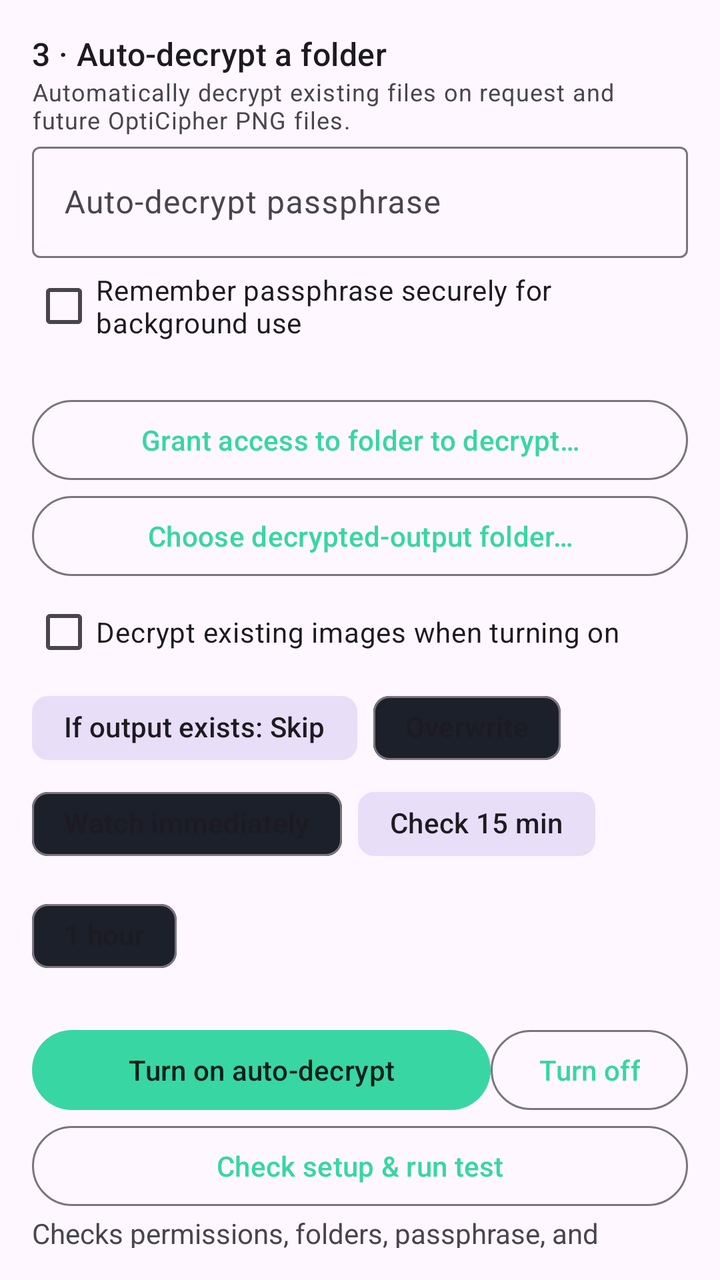
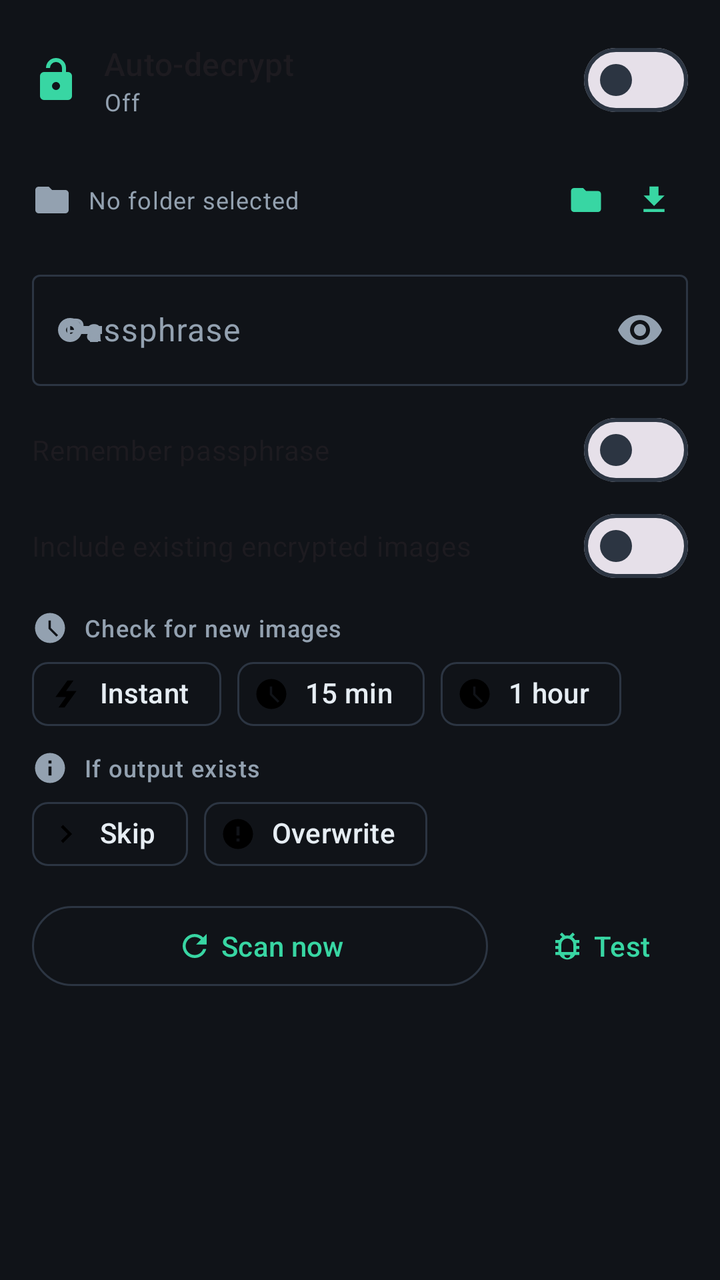

Before-and-after screenshots of an Android layout around one commit, followed by the original layout XML and the change that was made.
<!-- AndroidManifest.xml: application theme Theme.OptiCipher -->
<!-- res/layout/watch_decrypt.xml -->
<LinearLayout xmlns:android="http://schemas.android.com/apk/res/android" xmlns:app="http://schemas.android.com/apk/res-auto" android:layout_width="match_parent" android:layout_height="wrap_content" android:orientation="vertical" android:padding="16dp">
    <TextView android:text="3 · Auto-decrypt a folder" android:textAppearance="?attr/textAppearanceTitleMedium" android:layout_width="wrap_content" android:layout_height="wrap_content" />
    <TextView android:text="Automatically decrypt existing files on request and future OptiCipher PNG files." android:textAppearance="?attr/textAppearanceBodySmall" android:layout_width="wrap_content" android:layout_height="wrap_content" />
    <com.google.android.material.textfield.TextInputLayout android:hint="Auto-decrypt passphrase" android:layout_width="match_parent" android:layout_height="wrap_content"><com.google.android.material.textfield.TextInputEditText android:id="@+id/decryptWatchPass" android:inputType="textPassword" android:layout_width="match_parent" android:layout_height="wrap_content" /></com.google.android.material.textfield.TextInputLayout>
    <com.google.android.material.checkbox.MaterialCheckBox android:id="@+id/decryptWatchRemember" android:text="Remember passphrase securely for background use" android:layout_width="wrap_content" android:layout_height="wrap_content" />
    <TextView android:id="@+id/decryptWatchFolders" android:layout_width="wrap_content" android:layout_height="wrap_content" />
    <com.google.android.material.button.MaterialButton android:id="@+id/decryptWatchFolderBtn" style="?attr/materialButtonOutlinedStyle" android:text="Grant access to folder to decrypt…" android:layout_width="match_parent" android:layout_height="wrap_content" />
    <com.google.android.material.button.MaterialButton android:id="@+id/decryptWatchOutputBtn" style="?attr/materialButtonOutlinedStyle" android:text="Choose decrypted-output folder…" android:layout_width="match_parent" android:layout_height="wrap_content" />
    <com.google.android.material.checkbox.MaterialCheckBox android:id="@+id/decryptExisting" android:text="Decrypt existing images when turning on" android:layout_width="wrap_content" android:layout_height="wrap_content" />
    <com.google.android.material.chip.ChipGroup android:id="@+id/decryptConflictGroup" app:singleSelection="true" android:layout_width="wrap_content" android:layout_height="wrap_content"><com.google.android.material.chip.Chip android:id="@+id/decryptSkip" android:text="If output exists: Skip" android:checkable="true" android:checked="true" android:layout_width="wrap_content" android:layout_height="wrap_content" /><com.google.android.material.chip.Chip android:id="@+id/decryptOverwrite" android:text="Overwrite" android:checkable="true" android:layout_width="wrap_content" android:layout_height="wrap_content" /></com.google.android.material.chip.ChipGroup>
    <com.google.android.material.chip.ChipGroup android:id="@+id/decryptIntervalGroup" app:singleSelection="true" android:layout_width="wrap_content" android:layout_height="wrap_content"><com.google.android.material.chip.Chip android:id="@+id/decryptImmediate" android:text="Watch immediately" android:checkable="true" android:layout_width="wrap_content" android:layout_height="wrap_content" /><com.google.android.material.chip.Chip android:id="@+id/decrypt15" android:text="Check 15 min" android:checkable="true" android:checked="true" android:layout_width="wrap_content" android:layout_height="wrap_content" /><com.google.android.material.chip.Chip android:id="@+id/decrypt60" android:text="1 hour" android:checkable="true" android:layout_width="wrap_content" android:layout_height="wrap_content" /></com.google.android.material.chip.ChipGroup>
    <TextView android:id="@+id/decryptWatchStatus" android:layout_width="wrap_content" android:layout_height="wrap_content" />
    <LinearLayout android:layout_width="match_parent" android:layout_height="wrap_content" android:orientation="horizontal"><com.google.android.material.button.MaterialButton android:id="@+id/decryptWatchStart" android:text="Turn on auto-decrypt" android:layout_width="0dp" android:layout_height="wrap_content" android:layout_weight="1" /><com.google.android.material.button.MaterialButton android:id="@+id/decryptWatchStop" style="?attr/materialButtonOutlinedStyle" android:text="Turn off" android:layout_width="wrap_content" android:layout_height="wrap_content" /></LinearLayout>
    <com.google.android.material.button.MaterialButton android:id="@+id/decryptCheckBtn" style="?attr/materialButtonOutlinedStyle" android:text="Check setup &amp; run test" android:layout_width="match_parent" android:layout_height="wrap_content" />
    <TextView android:id="@+id/decryptCheckStatus" android:text="Checks permissions, folders, passphrase, and crypto." android:layout_width="wrap_content" android:layout_height="wrap_content" />
</LinearLayout>
<!-- resources referenced by this layout -->
<resources>
  <style name="Theme.OptiCipher" parent="Theme.Material3.DayNight.NoActionBar">
          <item name="colorPrimary">@color/brand_accent</item>
          <item name="colorOnPrimary">@color/brand_on_accent</item>
          <item name="colorPrimaryContainer">#1C3A31</item>
          <item name="colorOnPrimaryContainer">#38D6A3</item>
          <item name="colorSecondary">@color/brand_accent</item>
          <item name="colorSurface">@color/brand_surface</item>
          <item name="android:statusBarColor">?attr/colorSurface</item>
          <item name="android:navigationBarColor">?attr/colorSurface</item>
      </style>
  <!-- unchanged entries left out for length: 3 -->
</resources>

<!-- the commit's change to res/layout/watch_decrypt.xml (unified diff, before → after) -->
@@ -1,16 +1,269 @@
-<LinearLayout xmlns:android="http://schemas.android.com/apk/res/android" xmlns:app="http://schemas.android.com/apk/res-auto" android:layout_width="match_parent" android:layout_height="wrap_content" android:orientation="vertical" android:padding="16dp">
-    <TextView android:text="3 · Auto-decrypt a folder" android:textAppearance="?attr/textAppearanceTitleMedium" android:layout_width="wrap_content" android:layout_height="wrap_content" />
-    <TextView android:text="Automatically decrypt existing files on request and future OptiCipher PNG files." android:textAppearance="?attr/textAppearanceBodySmall" android:layout_width="wrap_content" android:layout_height="wrap_content" />
-    <com.google.android.material.textfield.TextInputLayout android:hint="Auto-decrypt passphrase" android:layout_width="match_parent" android:layout_height="wrap_content"><com.google.android.material.textfield.TextInputEditText android:id="@+id/decryptWatchPass" android:inputType="textPassword" android:layout_width="match_parent" android:layout_height="wrap_content" /></com.google.android.material.textfield.TextInputLayout>
-    <com.google.android.material.checkbox.MaterialCheckBox android:id="@+id/decryptWatchRemember" android:text="Remember passphrase securely for background use" android:layout_width="wrap_content" android:layout_height="wrap_content" />
-    <TextView android:id="@+id/decryptWatchFolders" android:layout_width="wrap_content" android:layout_height="wrap_content" />
-    <com.google.android.material.button.MaterialButton android:id="@+id/decryptWatchFolderBtn" style="?attr/materialButtonOutlinedStyle" android:text="Grant access to folder to decrypt…" android:layout_width="match_parent" android:layout_height="wrap_content" />
-    <com.google.android.material.button.MaterialButton android:id="@+id/decryptWatchOutputBtn" style="?attr/materialButtonOutlinedStyle" android:text="Choose decrypted-output folder…" android:layout_width="match_parent" android:layout_height="wrap_content" />
-    <com.google.android.material.checkbox.MaterialCheckBox android:id="@+id/decryptExisting" android:text="Decrypt existing images when turning on" android:layout_width="wrap_content" android:layout_height="wrap_content" />
-    <com.google.android.material.chip.ChipGroup android:id="@+id/decryptConflictGroup" app:singleSelection="true" android:layout_width="wrap_content" android:layout_height="wrap_content"><com.google.android.material.chip.Chip android:id="@+id/decryptSkip" android:text="If output exists: Skip" android:checkable="true" android:checked="true" android:layout_width="wrap_content" android:layout_height="wrap_content" /><com.google.android.material.chip.Chip android:id="@+id/decryptOverwrite" android:text="Overwrite" android:checkable="true" android:layout_width="wrap_content" android:layout_height="wrap_content" /></com.google.android.material.chip.ChipGroup>
-    <com.google.android.material.chip.ChipGroup android:id="@+id/decryptIntervalGroup" app:singleSelection="true" android:layout_width="wrap_content" android:layout_height="wrap_content"><com.google.android.material.chip.Chip android:id="@+id/decryptImmediate" android:text="Watch immediately" android:checkable="true" android:layout_width="wrap_content" android:layout_height="wrap_content" /><com.google.android.material.chip.Chip android:id="@+id/decrypt15" android:text="Check 15 min" android:checkable="true" android:checked="true" android:layout_width="wrap_content" android:layout_height="wrap_content" /><com.google.android.material.chip.Chip android:id="@+id/decrypt60" android:text="1 hour" android:checkable="true" android:layout_width="wrap_content" android:layout_height="wrap_content" /></com.google.android.material.chip.ChipGroup>
-    <TextView android:id="@+id/decryptWatchStatus" android:layout_width="wrap_content" android:layout_height="wrap_content" />
-    <LinearLayout android:layout_width="match_parent" android:layout_height="wrap_content" android:orientation="horizontal"><com.google.android.material.button.MaterialButton android:id="@+id/decryptWatchStart" android:text="Turn on auto-decrypt" android:layout_width="0dp" android:layout_height="wrap_content" android:layout_weight="1" /><com.google.android.material.button.MaterialButton android:id="@+id/decryptWatchStop" style="?attr/materialButtonOutlinedStyle" android:text="Turn off" android:layout_width="wrap_content" android:layout_height="wrap_content" /></LinearLayout>
-    <com.google.android.material.button.MaterialButton android:id="@+id/decryptCheckBtn" style="?attr/materialButtonOutlinedStyle" android:text="Check setup &amp; run test" android:layout_width="match_parent" android:layout_height="wrap_content" />
-    <TextView android:id="@+id/decryptCheckStatus" android:text="Checks permissions, folders, passphrase, and crypto." android:layout_width="wrap_content" android:layout_height="wrap_content" />
+<?xml version="1.0" encoding="utf-8"?>
+<LinearLayout xmlns:android="http://schemas.android.com/apk/res/android"
+    xmlns:app="http://schemas.android.com/apk/res-auto"
+    android:layout_width="match_parent"
+    android:layout_height="wrap_content"
+    android:orientation="vertical"
+    android:padding="16dp">
+
+    <LinearLayout
+        android:layout_width="match_parent"
+        android:layout_height="wrap_content"
+        android:gravity="center_vertical"
+        android:orientation="horizontal">
+
+        <ImageView
+            android:layout_width="24dp"
+            android:layout_height="24dp"
+            android:contentDescription="@null"
+            android:src="@drawable/ic_lock_open"
+            app:tint="@color/brand_accent" />
+
+        <LinearLayout
+            android:layout_width="0dp"
+            android:layout_height="wrap_content"
+            android:layout_marginStart="12dp"
+            android:layout_weight="1"
+            android:orientation="vertical">
+
+            <TextView
+                android:layout_width="wrap_content"
+                android:layout_height="wrap_content"
+                android:text="Auto-decrypt"
+                android:textAppearance="?attr/textAppearanceTitleMedium" />
+
+            <TextView
+                android:id="@+id/decryptWatchStatus"
+                android:layout_width="wrap_content"
+                android:layout_height="wrap_content"
+                android:text="Off"
+                android:textAppearance="?attr/textAppearanceBodySmall"
+                android:textColor="?attr/colorOnSurfaceVariant" />
+        </LinearLayout>
+
+        <com.google.android.material.materialswitch.MaterialSwitch
+            android:id="@+id/decryptWatchSwitch"
+            android:layout_width="wrap_content"
+            android:layout_height="wrap_content"
+            android:contentDescription="Turn Auto-decrypt on or off" />
+    </LinearLayout>
+
+    <LinearLayout
+        android:layout_width="match_parent"
+        android:layout_height="wrap_content"
+        android:layout_marginTop="12dp"
+        android:gravity="center_vertical"
+        android:orientation="horizontal">
+
+        <ImageView
+            android:layout_width="20dp"
+            android:layout_height="20dp"
+            android:contentDescription="@null"
+            android:src="@drawable/ic_folder"
+            app:tint="@color/brand_muted" />
+
+        <TextView
+            android:id="@+id/decryptWatchFolders"
+            android:layout_width="0dp"
+            android:layout_height="wrap_content"
+            android:layout_marginStart="8dp"
+            android:layout_weight="1"
+            android:ellipsize="end"
+            android:maxLines="2"
+            android:text="No folder selected"
+            android:textAppearance="?attr/textAppearanceBodySmall"
+            android:textColor="?attr/colorOnSurfaceVariant" />
+
+        <com.google.android.material.button.MaterialButton
+            android:id="@+id/decryptWatchFolderBtn"
+            style="@style/Widget.Material3.Button.TextButton"
+            android:layout_width="wrap_content"
+            android:layout_height="wrap_content"
+            android:contentDescription="Choose input folder"
+            android:minWidth="0dp"
+            android:padding="8dp"
+            app:icon="@drawable/ic_folder"
+            app:iconPadding="0dp" />
+
+        <com.google.android.material.button.MaterialButton
+            android:id="@+id/decryptWatchOutputBtn"
+            style="@style/Widget.Material3.Button.TextButton"
+            android:layout_width="wrap_content"
+            android:layout_height="wrap_content"
+            android:contentDescription="Choose output folder"
+            android:minWidth="0dp"
+            android:padding="8dp"
+            app:icon="@drawable/ic_download"
+            app:iconPadding="0dp" />
+    </LinearLayout>
+
+    <com.google.android.material.textfield.TextInputLayout
+        android:layout_width="match_parent"
+        android:layout_height="wrap_content"
+        android:layout_marginTop="8dp"
+        android:hint="Passphrase"
+        app:endIconMode="password_toggle"
+        app:startIconDrawable="@drawable/ic_key">
+
+        <com.google.android.material.textfield.TextInputEditText
+            android:id="@+id/decryptWatchPass"
+            android:layout_width="match_parent"
+            android:layout_height="wrap_content"
+            android:inputType="textPassword" />
+    </com.google.android.material.textfield.TextInputLayout>
+
+    <com.google.android.material.materialswitch.MaterialSwitch
+        android:id="@+id/decryptWatchRemember"
+        android:layout_width="match_parent"
+        android:layout_height="wrap_content"
+        android:layout_marginTop="8dp"
+        android:text="Remember passphrase" />
+
+    <com.google.android.material.materialswitch.MaterialSwitch
+        android:id="@+id/decryptExisting"
+        android:layout_width="match_parent"
+        android:layout_height="wrap_content"
+        android:text="Include existing encrypted images" />
+
+    <LinearLayout
+        android:layout_width="match_parent"
+        android:layout_height="wrap_content"
+        android:layout_marginTop="8dp"
+        android:gravity="center_vertical"
+        android:orientation="horizontal">
+
+        <ImageView
+            android:layout_width="18dp"
+            android:layout_height="18dp"
+            android:contentDescription="@null"
+            android:src="@drawable/ic_clock"
+            app:tint="@color/brand_muted" />
+
+        <TextView
+            android:layout_width="wrap_content"
+            android:layout_height="wrap_content"
+            android:layout_marginStart="8dp"
+            android:text="Check for new images"
+            android:textAppearance="?attr/textAppearanceLabelMedium"
+            android:textColor="?attr/colorOnSurfaceVariant" />
+    </LinearLayout>
+
+    <com.google.android.material.chip.ChipGroup
+        android:id="@+id/decryptIntervalGroup"
+        android:layout_width="wrap_content"
+        android:layout_height="wrap_content"
+        app:selectionRequired="true"
+        app:singleSelection="true">
+
+        <com.google.android.material.chip.Chip
+            android:id="@+id/decryptImmediate"
+            android:layout_width="wrap_content"
+            android:layout_height="wrap_content"
+            android:checkable="true"
+            android:text="Instant"
+            app:checkedIconVisible="false"
+            app:chipIcon="@drawable/ic_bolt" />
+
+        <com.google.android.material.chip.Chip
+            android:id="@+id/decrypt15"
+            android:layout_width="wrap_content"
+            android:layout_height="wrap_content"
+            android:checkable="true"
+            android:text="15 min"
+            app:checkedIconVisible="false"
+            app:chipIcon="@drawable/ic_clock" />
+
+        <com.google.android.material.chip.Chip
+            android:id="@+id/decrypt60"
+            android:layout_width="wrap_content"
+            android:layout_height="wrap_content"
+            android:checkable="true"
+            android:text="1 hour"
+            app:checkedIconVisible="false"
+            app:chipIcon="@drawable/ic_clock" />
+    </com.google.android.material.chip.ChipGroup>
+
+    <LinearLayout
+        android:layout_width="match_parent"
+        android:layout_height="wrap_content"
+        android:layout_marginTop="4dp"
+        android:gravity="center_vertical"
+        android:orientation="horizontal">
+
+        <ImageView
+            android:layout_width="18dp"
+            android:layout_height="18dp"
+            android:contentDescription="@null"
+            android:src="@drawable/ic_info"
+            app:tint="@color/brand_muted" />
+
+        <TextView
+            android:layout_width="wrap_content"
+            android:layout_height="wrap_content"
+            android:layout_marginStart="8dp"
+            android:text="If output exists"
+            android:textAppearance="?attr/textAppearanceLabelMedium"
+            android:textColor="?attr/colorOnSurfaceVariant" />
+    </LinearLayout>
+
+    <com.google.android.material.chip.ChipGroup
+        android:id="@+id/decryptConflictGroup"
+        android:layout_width="wrap_content"
+        android:layout_height="wrap_content"
+        app:selectionRequired="true"
+        app:singleSelection="true">
+
+        <com.google.android.material.chip.Chip
+            android:id="@+id/decryptSkip"
+            android:layout_width="wrap_content"
+            android:layout_height="wrap_content"
+            android:checkable="true"
+            android:text="Skip"
+            app:checkedIconVisible="false"
+            app:chipIcon="@drawable/ic_chevron_right" />
+
+        <com.google.android.material.chip.Chip
+            android:id="@+id/decryptOverwrite"
+            android:layout_width="wrap_content"
+            android:layout_height="wrap_content"
+            android:checkable="true"
+            android:text="Overwrite"
+            app:checkedIconVisible="false"
+            app:chipIcon="@drawable/ic_error" />
+    </com.google.android.material.chip.ChipGroup>
+
+    <LinearLayout
+        android:layout_width="match_parent"
+        android:layout_height="wrap_content"
+        android:layout_marginTop="8dp"
+        android:orientation="horizontal">
+
+        <com.google.android.material.button.MaterialButton
+            android:id="@+id/decryptScanNow"
+            style="?attr/materialButtonOutlinedStyle"
+            android:layout_width="0dp"
+            android:layout_height="wrap_content"
+            android:layout_marginEnd="6dp"
+            android:layout_weight="1"
+            android:text="Scan now"
+            app:icon="@drawable/ic_refresh"
+            app:iconGravity="textStart" />
+
+        <com.google.android.material.button.MaterialButton
+            android:id="@+id/decryptCheckBtn"
+            style="@style/Widget.Material3.Button.TextButton"
+            android:layout_width="wrap_content"
+            android:layout_height="wrap_content"
+            android:layout_marginStart="6dp"
+            android:text="Test"
+            app:icon="@drawable/ic_bug"
+            app:iconGravity="textStart" />
+    </LinearLayout>
+
+    <TextView
+        android:id="@+id/decryptCheckStatus"
+        android:layout_width="match_parent"
+        android:layout_height="wrap_content"
+        android:textAppearance="?attr/textAppearanceBodySmall"
+        android:textColor="?attr/colorOnSurfaceVariant" />
 </LinearLayout>
<!-- resource entries referenced after the edit -->
@@ -1,15 +1,118 @@
 <!-- resources referenced by this layout -->
 <resources>
+  <color name="brand_muted">#93A1B0</color>
+  <!-- drawable ic_bolt (drawable) -->
+  <vector xmlns:android="http://schemas.android.com/apk/res/android"
+      android:width="24dp"
+      android:height="24dp"
+      android:viewportWidth="24"
+      android:viewportHeight="24">
+      <path android:fillColor="#FF000000" android:pathData="M11,21H7L12,14H5L13,3H17L12,10H19L11,21Z" />
+  </vector>
+  <!-- drawable ic_bug (drawable) -->
+  <vector xmlns:android="http://schemas.android.com/apk/res/android"
+      android:width="24dp"
+      android:height="24dp"
+      android:viewportWidth="24"
+      android:viewportHeight="24">
+      <path android:fillColor="#FF000000" android:pathData="M20,8H17.19C16.74,7.22 16.12,6.55 15.37,6.04L17,4.41L15.59,3L13.42,5.17C12.96,5.06 12.5,5 12,5C11.5,5 11.04,5.06 10.59,5.17L8.41,3L7,4.41L8.62,6.04C7.88,6.55 7.26,7.22 6.81,8H4V10H6.09C6.04,10.33 6,10.66 6,11V12H4V14H6V15C6,15.34 6.04,15.67 6.09,16H4V18H6.81C7.85,19.79 9.78,21 12,21C14.22,21 16.15,19.79 17.19,18H20V16H17.91C17.96,15.67 18,15.34 18,15V14H20V12H18V11C18,10.66 17.96,10.33 17.91,10H20V8M12,20C10.9,20 10,19.1 10,18H14C14,19.1 13.1,20 12,20M16,16H8V11A4,4 0 0,1 12,7A4,4 0 0,1 16,11V16Z" />
+  </vector>
+  <!-- drawable ic_chevron_right (drawable) -->
+  <vector xmlns:android="http://schemas.android.com/apk/res/android"
+      android:width="24dp"
+      android:height="24dp"
+      android:viewportWidth="24"
+      android:viewportHeight="24">
+      <path android:fillColor="#FF000000" android:pathData="M8.59,16.58L13.17,12L8.59,7.41L10,6L16,12L10,18L8.59,16.58Z" />
+  </vector>
+  <!-- drawable ic_clock (drawable) -->
+  <vector xmlns:android="http://schemas.android.com/apk/res/android"
+      android:width="24dp"
+      android:height="24dp"
+      android:viewportWidth="24"
+      android:viewportHeight="24">
+      <path android:fillColor="#FF000000" android:pathData="M12,2A10,10 0 0,0 2,12A10,10 0 0,0 12,22A10,10 0 0,0 22,12A10,10 0 0,0 12,2M16.24,17.76L11,12.5V7H12.5V11.88L17.42,16.8L16.24,17.76Z" />
+  </vector>
+  <!-- drawable ic_download (drawable) -->
+  <vector xmlns:android="http://schemas.android.com/apk/res/android"
+      android:width="24dp"
+      android:height="24dp"
+      android:viewportWidth="24"
+      android:viewportHeight="24">
+      <path android:fillColor="#FF000000" android:pathData="M5,20H19V18H5M19,9H15V3H9V9H5L12,16L19,9Z" />
+  </vector>
+  <!-- drawable ic_error (drawable) -->
+  <vector xmlns:android="http://schemas.android.com/apk/res/android"
+      android:width="24dp"
+      android:height="24dp"
+      android:viewportWidth="24"
+      android:viewportHeight="24">
+      <path android:fillColor="#FF000000" android:pathData="M13,13H11V7H13M13,17H11V15H13M12,2A10,10 0 0,0 2,12A10,10 0 0,0 12,22A10,10 0 0,0 22,12A10,10 0 0,0 12,2Z" />
+  </vector>
+  <!-- drawable ic_folder (drawable) -->
+  <vector xmlns:android="http://schemas.android.com/apk/res/android"
+      android:width="24dp"
+      android:height="24dp"
+      android:viewportWidth="24"
+      android:viewportHeight="24">
+      <path android:fillColor="#FF000000" android:pathData="M10,4H4C2.89,4 2,4.89 2,6V18A2,2 0 0,0 4,20H20A2,2 0 0,0 22,18V8C22,6.89 21.1,6 20,6H12L10,4Z" />
+  </vector>
+  <!-- drawable ic_info (drawable) -->
+  <vector xmlns:android="http://schemas.android.com/apk/res/android"
+      android:width="24dp"
+      android:height="24dp"
+      android:viewportWidth="24"
+      android:viewportHeight="24">
+      <path android:fillColor="#FF000000" android:pathData="M13,9H11V7H13M13,17H11V11H13M12,2A10,10 0 0,0 2,12A10,10 0 0,0 12,22A10,10 0 0,0 22,12A10,10 0 0,0 12,2Z" />
+  </vector>
+  <!-- drawable ic_key (drawable) -->
+  <vector xmlns:android="http://schemas.android.com/apk/res/android"
+      android:width="24dp"
+      android:height="24dp"
+      android:viewportWidth="24"
+      android:viewportHeight="24">
+      <path android:fillColor="#FF000000" android:pathData="M7,14A2,2 0 0,1 5,12A2,2 0 0,1 7,10A2,2 0 0,1 9,12A2,2 0 0,1 7,14M12.65,10C11.83,7.67 9.61,6 7,6A6,6 0 0,0 1,12A6,6 0 0,0 7,18C9.61,18 11.83,16.33 12.65,14H17V18H21V14H23V10H12.65Z" />
+  </vector>
+  <!-- drawable ic_lock_open (drawable) -->
+  <vector xmlns:android="http://schemas.android.com/apk/res/android"
+      android:width="24dp"
+      android:height="24dp"
+      android:viewportWidth="24"
+      android:viewportHeight="24">
+      <path android:fillColor="#FF000000" android:pathData="M12,17A2,2 0 0,0 14,15C14,13.89 13.1,13 12,13A2,2 0 0,0 10,15A2,2 0 0,0 12,17M18,8A2,2 0 0,1 20,10V20A2,2 0 0,1 18,22H6A2,2 0 0,1 4,20V10A2,2 0 0,1 6,8H15V6A3,3 0 0,0 9,6H7A5,5 0 0,1 17,6V8H18Z" />
+  </vector>
+  <!-- drawable ic_refresh (drawable) -->
+  <vector xmlns:android="http://schemas.android.com/apk/res/android"
+      android:width="24dp"
+      android:height="24dp"
+      android:viewportWidth="24"
+      android:viewportHeight="24">
+      <path android:fillColor="#FF000000" android:pathData="M17.65,6.35C16.2,4.9 14.21,4 12,4A8,8 0 0,0 4,12A8,8 0 0,0 12,20C15.73,20 18.84,17.45 19.73,14H17.65C16.83,16.33 14.61,18 12,18A6,6 0 0,1 6,12A6,6 0 0,1 12,6C13.66,6 15.14,6.69 16.22,7.78L13,11H20V4L17.65,6.35Z" />
+  </vector>
   <style name="Theme.OptiCipher" parent="Theme.Material3.DayNight.NoActionBar">
           <item name="colorPrimary">@color/brand_accent</item>
           <item name="colorOnPrimary">@color/brand_on_accent</item>
           <item name="colorPrimaryContainer">#1C3A31</item>
-          <item name="colorOnPrimaryContainer">#38D6A3</item>
+          <item name="colorOnPrimaryContainer">@color/brand_accent</item>
           <item name="colorSecondary">@color/brand_accent</item>
-          <item name="colorSurface">@color/brand_surface</item>
-          <item name="android:statusBarColor">?attr/colorSurface</item>
-          <item name="android:navigationBarColor">?attr/colorSurface</item>
+          <item name="colorOnSecondary">@color/brand_on_accent</item>
+          <item name="colorSecondaryContainer">#1C3A31</item>
+          <item name="colorOnSecondaryContainer">@color/brand_accent</item>
+          <item name="colorSurface">@color/brand_bg</item>
+          <item name="colorOnSurface">@color/brand_on_surface</item>
+          <item name="colorSurfaceVariant">@color/brand_surface</item>
+          <item name="colorOnSurfaceVariant">@color/brand_muted</item>
+          <item name="colorOutline">@color/brand_outline</item>
+          <item name="colorError">@color/brand_error</item>
+          <item name="android:windowBackground">@color/brand_bg</item>
+          <item name="android:statusBarColor">@color/brand_bg</item>
+          <item name="android:navigationBarColor">@color/brand_bg</item>
+          <item name="android:windowLightStatusBar">false</item>
       </style>
+  <color name="brand_bg">#101318</color>
+  <color name="brand_on_surface">#E6EDF3</color>
+  <color name="brand_outline">#2C3542</color>
+  <color name="brand_error">#FF6B6B</color>
   <!-- unchanged entries left out for length: 3 -->
 </resources>
 
